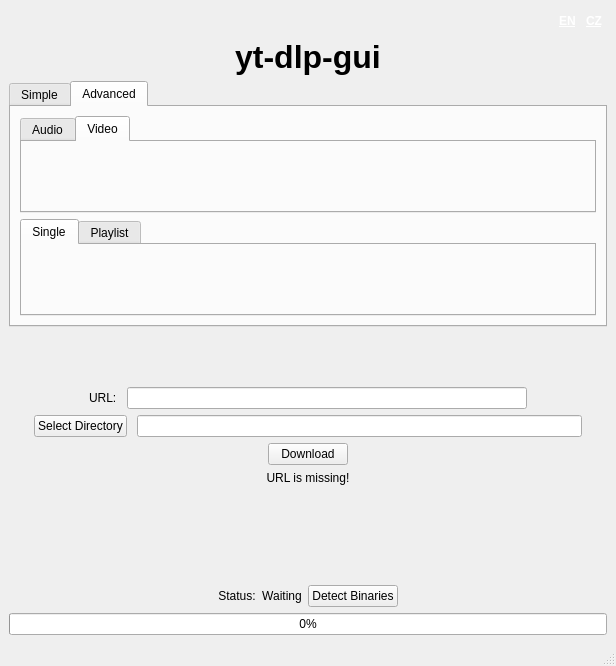
Above: maingui.ui from Bundes197/yt-dlp-gui before the change. Below: the same form after it.
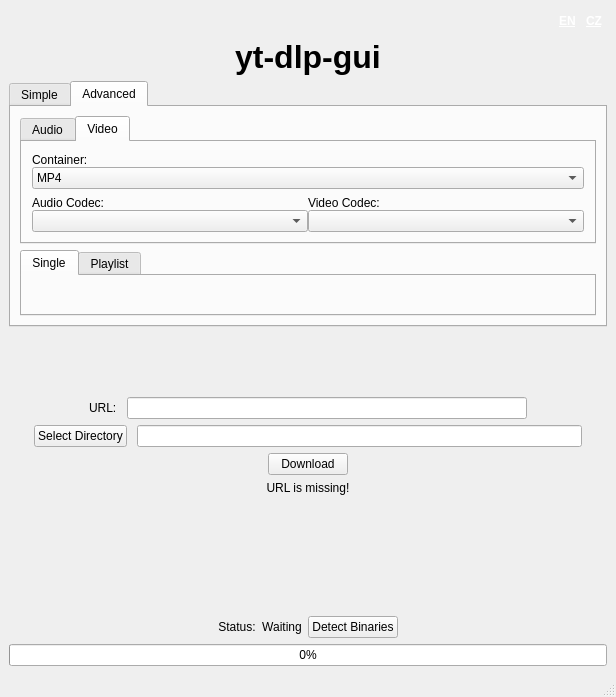
That is the form after the change. The open tabs and pages were chosen to show the change.

Commit message: feat(ui): add UI for codec selection

What changed in the file:
```diff
--- a/maingui.ui
+++ b/maingui.ui
@@ -7,7 +7,7 @@
     <x>0</x>
     <y>0</y>
     <width>616</width>
-    <height>666</height>
+    <height>697</height>
    </rect>
   </property>
   <property name="windowTitle">
@@ -581,7 +581,7 @@
            <attribute name="title">
             <string>Video</string>
            </attribute>
-           <layout class="QGridLayout" name="gridLayout_4">
+           <layout class="QVBoxLayout" name="verticalLayout_11">
             <property name="leftMargin">
              <number>10</number>
             </property>
@@ -594,12 +594,95 @@
             <property name="bottomMargin">
              <number>10</number>
             </property>
-            <property name="horizontalSpacing">
-             <number>0</number>
-            </property>
-            <property name="verticalSpacing">
-             <number>10</number>
-            </property>
+            <item>
+             <layout class="QVBoxLayout" name="verticalLayout_14">
+              <property name="spacing">
+               <number>0</number>
+              </property>
+              <item>
+               <widget class="QLabel" name="videoContainerLabel">
+                <property name="text">
+                 <string>Container:</string>
+                </property>
+               </widget>
+              </item>
+              <item>
+               <widget class="QComboBox" name="videoContainerDropdown">
+                <item>
+                 <property name="text">
+                  <string>MP4</string>
+                 </property>
+                </item>
+                <item>
+                 <property name="text">
+                  <string>MKV</string>
+                 </property>
+                </item>
+                <item>
+                 <property name="text">
+                  <string>WebM</string>
+                 </property>
+                </item>
+                <item>
+                 <property name="text">
+                  <string>MOV</string>
+                 </property>
+                </item>
+                <item>
+                 <property name="text">
+                  <string>AVI</string>
+                 </property>
+                </item>
+                <item>
+                 <property name="text">
+                  <string>FLV</string>
+                 </property>
+                </item>
+               </widget>
+              </item>
+             </layout>
+            </item>
+            <item>
+             <layout class="QHBoxLayout" name="horizontalLayout_9">
+              <property name="spacing">
+               <number>0</number>
+              </property>
+              <item>
+               <layout class="QVBoxLayout" name="verticalLayout_13">
+                <property name="spacing">
+                 <number>0</number>
+                </property>
+                <item>
+                 <widget class="QLabel" name="videoAudioCodecLabel">
+                  <property name="text">
+                   <string>Audio Codec:</string>
+                  </property>
+                 </widget>
+                </item>
+                <item>
+                 <widget class="QComboBox" name="videoAudioCodecDropdown"/>
+                </item>
+               </layout>
+              </item>
+              <item>
+               <layout class="QVBoxLayout" name="verticalLayout_12">
+                <property name="spacing">
+                 <number>0</number>
+                </property>
+                <item>
+                 <widget class="QLabel" name="videoVideoCodecLabel">
+                  <property name="text">
+                   <string>Video Codec:</string>
+                  </property>
+                 </widget>
+                </item>
+                <item>
+                 <widget class="QComboBox" name="videoVideoCodecDropdown"/>
+                </item>
+               </layout>
+              </item>
+             </layout>
+            </item>
            </layout>
           </widget>
          </widget>
```
Left out of the diff: 85 changed lines with no effect on the pictures. The commit also changes 4 other files.
